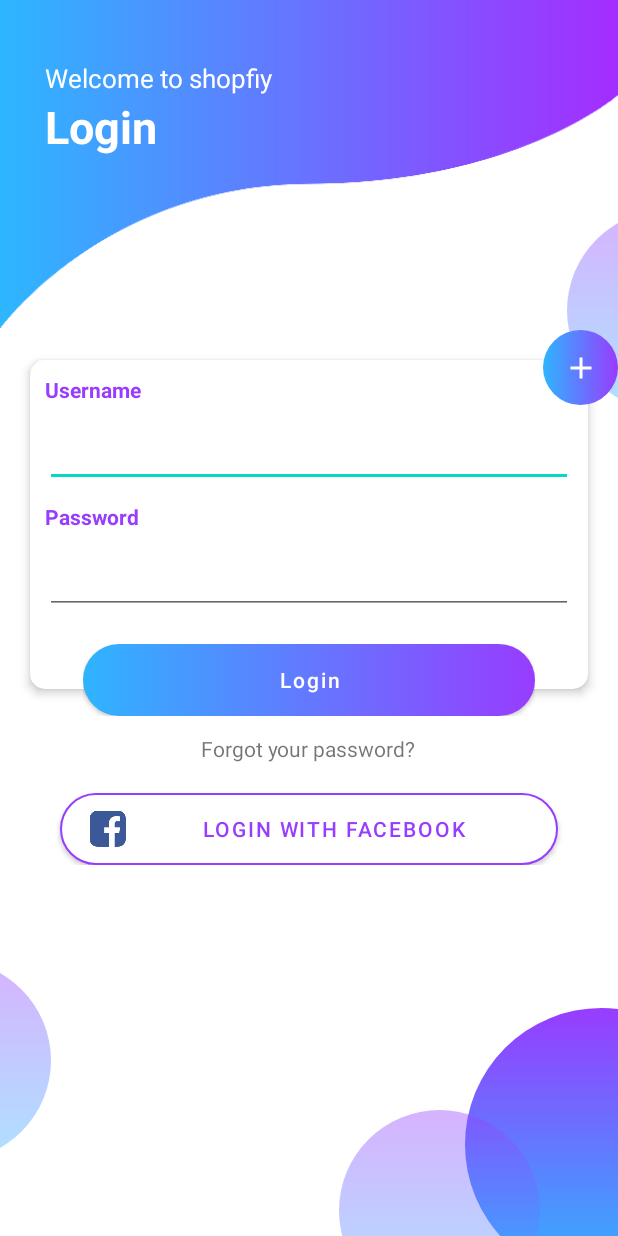
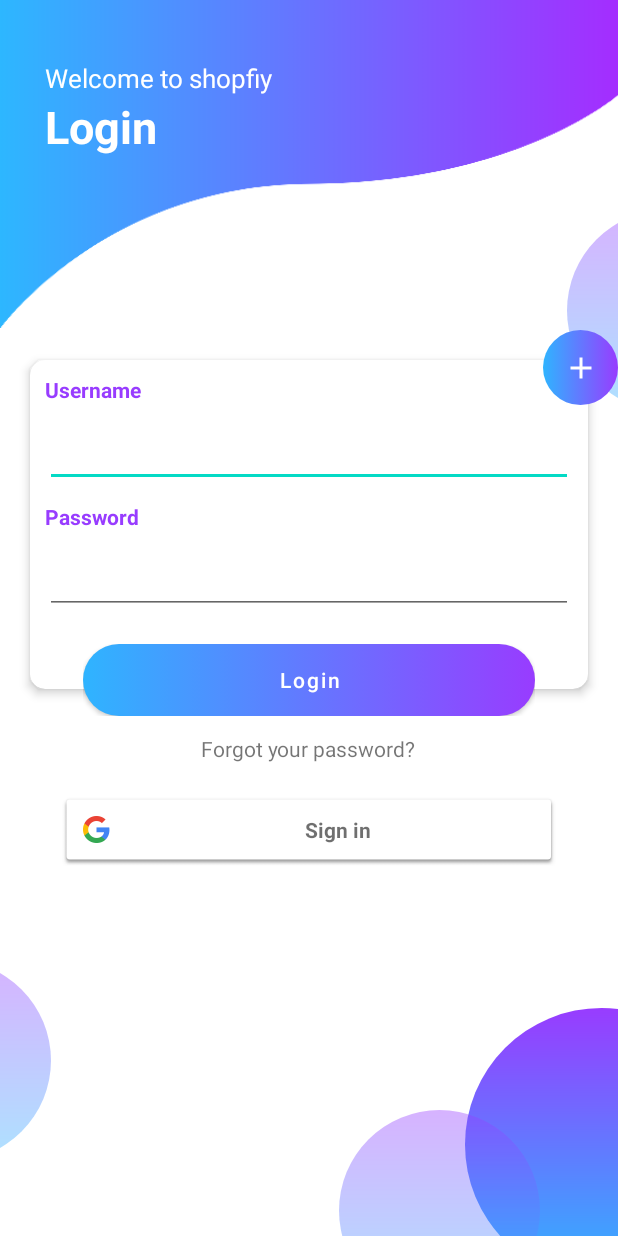
Before and after one commit to Tasneem71/ITIGraduationProject, an Android app: the layout activity_login.xml on its own in the app's theme, with its tools: preview values and no code run, on a phone screen of 412 x 824 dp. Run offline under Robolectric (Android 15) with nearby library versions, the light colour scheme and no system bars.

Commit message:
signIn with google

```diff
--- a/app/build.gradle
+++ b/app/build.gradle
@@ -65,7 +65,8 @@ dependencies {
     implementation 'androidx.navigation:navigation-ui-ktx:2.3.4'
     testImplementation 'junit:junit:4.+'
 
-
+    // Login with google
+    implementation 'com.google.android.gms:play-services-auth:19.0.0'
 
     def lifecycle_version = "2.3.0"
     // ViewModel
--- a/app/src/main/res/layout/activity_login.xml
+++ b/app/src/main/res/layout/activity_login.xml
@@ -1,7 +1,13 @@
 <?xml version="1.0" encoding="utf-8"?>
-<RelativeLayout xmlns:android="http://schemas.android.com/apk/res/android"
+<layout xmlns:android="http://schemas.android.com/apk/res/android"
     xmlns:app="http://schemas.android.com/apk/res-auto"
-    xmlns:tools="http://schemas.android.com/tools"
+    xmlns:tools="http://schemas.android.com/tools">
+
+    <data>
+
+    </data>
+
+    <RelativeLayout
         android:layout_width="match_parent"
         android:layout_height="match_parent"
         tools:context=".MainActivity"
@@ -154,7 +160,7 @@
                         android:text="@string/Login"
                         android:textAllCaps="false"
                         android:textColor="@color/white"
-                    app:backgroundTint="@null"/>
+                        app:backgroundTint="@null" />
                 </RelativeLayout>
 
                 <RelativeLayout
@@ -185,7 +191,7 @@
                     android:text="@string/forget"
                     android:textSize="14sp" />
 
-            <Button
+                <!--     <Button
                          android:layout_width="match_parent"
                          android:layout_height="wrap_content"
                          android:layout_below="@+id/tvForgot"
@@ -200,8 +206,20 @@
                          android:paddingRight="20dp"
                          android:text="LOGIN WITH FACEBOOK"
                          android:textColor="@color/colorPurple"
-                app:backgroundTint="@null"/>
+                         app:backgroundTint="@null"/>-->
+
+                <com.google.android.gms.common.SignInButton
+                    android:id="@+id/google_sign_in_button"
+                    android:layout_width="match_parent"
+                    android:layout_height="wrap_content"
+                    android:layout_below="@+id/tvForgot"
+                    android:layout_alignLeft="@+id/cv"
+                    android:layout_alignRight="@+id/cv"
+                    android:layout_marginLeft="20dp"
+                    android:layout_marginTop="20dp"
+                    android:layout_marginRight="20dp" />
             </RelativeLayout>
         </ScrollView>
 
     </RelativeLayout>
+</layout>
```
Also changed, not shown: app/src/main/AndroidManifest.xml (+5 -5 lines), app/src/main/java/com/example/graduationapp/LoginActivity.kt (+74 -4 lines), app/src/main/java/com/example/graduationapp/SharedPref.kt (added, +27 -0 lines). Lines whose indentation alone changed are shown as unchanged.
